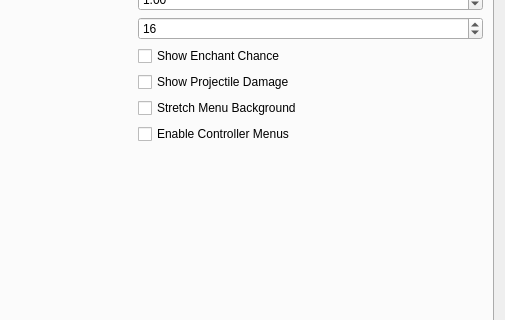
Above: apps/launcher/ui/settingspage.ui from sunhawken/openmw before the change; both pictures show x 236 to 741 and y 86 to 406 of the 741 by 503 pixel window. Below: the same form after it.
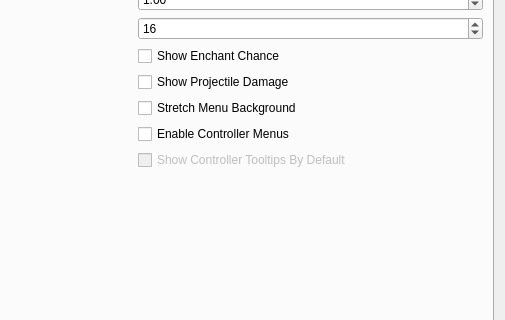
That is the form after the change. The open tabs and pages were chosen to show the change.

Commit message: Add option to show controller tooltips by default

Diff of the .ui file:
```diff
--- a/apps/launcher/ui/settingspage.ui
+++ b/apps/launcher/ui/settingspage.ui
@@ -1408,6 +1408,19 @@
            </property>
           </widget>
          </item>
+         <item row="8" column="1">
+          <widget class="QCheckBox" name="controllerMenuTooltipsCheckBox">
+           <property name="enabled">
+            <bool>false</bool>
+           </property>
+           <property name="toolTip">
+            <string>&lt;html&gt;&lt;head/&gt;&lt;body&gt;&lt;p&gt;When using controller menus, make tooltips visible by default.&lt;/p&gt;&lt;/body&gt;&lt;/html&gt;</string>
+           </property>
+           <property name="text">
+            <string>Show Controller Tooltips By Default</string>
+           </property>
+          </widget>
+         </item>
          <item row="0" column="0">
           <widget class="QLabel" name="showOwnedLabel">
            <property name="text">
```
The commit also changes 18 other files.
